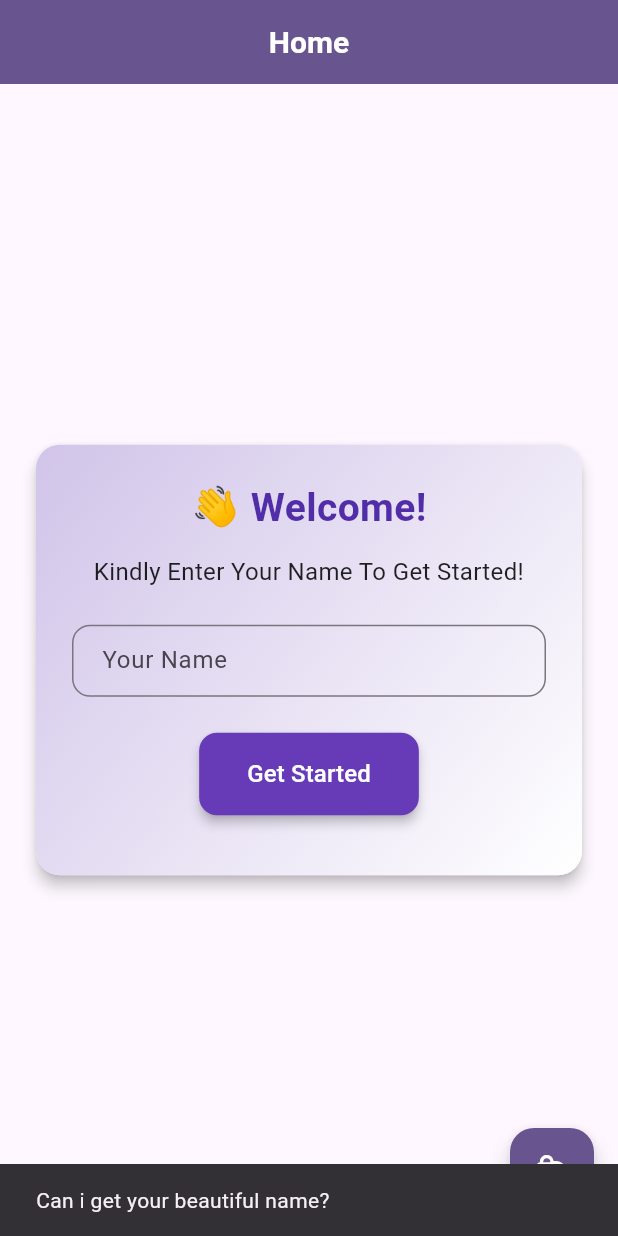
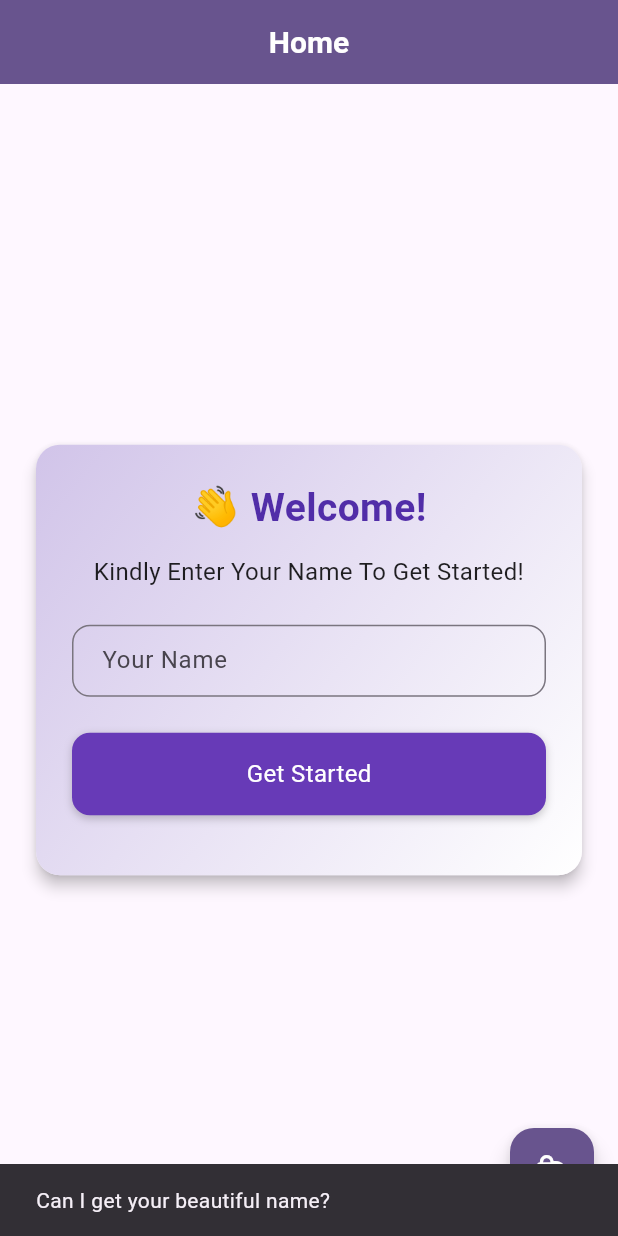
Before and after one commit to stboy99/recipe_demo_flutter, a Flutter app: the screen it shows after launch, after a tap on "Get Started", on a phone screen of 412 x 824 dp. Run offline on Flutter 3.47's test engine with Material 3 defaults, Android fonts, the phone set to English and light mode, and no system bars; our stand-ins replace firebase_auth, firebase_core, go_router, hive, hive_flutter, image_picker; accounts and stored records are empty.

Commit message:
updates on box mealPlans

```diff
--- a/lib/features/homepage.dart
+++ b/lib/features/homepage.dart
@@ -123,9 +123,11 @@ Future<void> _clearLocalDatabase() async {
   try {
     // Assuming the boxes are already opened elsewhere in your app
     final recipesBox = Hive.box<Recipe>('recipes');
+    final mealBox = Hive.box<Recipe>('mealPlans');
     // final settingsBox = Hive.box('recipeTypes');
 
     await recipesBox.clear();
+    await mealBox.clear();
     // await settingsBox.clear();
   } catch (e) {
     debugPrint('Failed to clear Hive boxes: $e');
@@ -212,39 +214,46 @@ Future<void> _clearLocalDatabase() async {
                   ),
                 ),
               const SizedBox(height: 24),
-              ElevatedButton(
-                onPressed: _isLoading
+              InkWell(
+                onTap: _isLoading
                     ? null
                     : () {
                         if (FirebaseAuth.instance.currentUser == null) {
-                          if(_nameController.text.isEmpty){
-                                  ScaffoldMessenger.of(context).showSnackBar(
-                                const SnackBar(content: Text('Can i get your beautiful name?')),
-                              );
-                              return;
+                          if (_nameController.text.isEmpty) {
+                            ScaffoldMessenger.of(context).showSnackBar(
+                              const SnackBar(content: Text('Can I get your beautiful name?')),
+                            );
+                            return;
                           }
                           _signInAnonymously();
-                        }
-                        else{
+                        } else {
                           context.go('/recipe-list');
                         }
                       },
-                style: ElevatedButton.styleFrom(
-                  backgroundColor: Colors.deepPurple,
-                  foregroundColor: Colors.white,
+                borderRadius: BorderRadius.circular(12),
+                child: Container(
                   padding: const EdgeInsets.symmetric(horizontal: 32, vertical: 16),
-                  shape: RoundedRectangleBorder(borderRadius: BorderRadius.circular(12)),
-                  elevation: 3,
+                  decoration: BoxDecoration(
+                    color: _isLoading ? Colors.deepPurple.withOpacity(0.5) : Colors.deepPurple,
+                    borderRadius: BorderRadius.circular(12),
+                    boxShadow: [
+                      BoxShadow(
+                        color: Colors.black.withOpacity(0.2),
+                        blurRadius: 4,
+                        offset: const Offset(0, 2),
+                      ),
+                    ],
+                  ),
+                  child: Center(
+                    child: Text(
+                      _isLoading ? 'Loading...' : 'Get Started',
+                      style: const TextStyle(
+                        color: Colors.white,
+                        fontSize: 16,
+                      ),
+                    ),
+                  ),
                 ),
-                child: _isLoading
-                    ? const Text(
-                        'Loading...',
-                        style: TextStyle(fontSize: 16),
-                      )
-                    : const Text(
-                        'Get Started',
-                        style: TextStyle(fontSize: 16),
-                      ),
               ),
               const SizedBox(height: 16),
               if(FirebaseAuth.instance.currentUser != null)
--- a/lib/services/database_service.dart
+++ b/lib/services/database_service.dart
@@ -14,8 +14,10 @@ class DatabaseService {
 
     await Hive.openBox<RecipeType>('recipeTypes');
     await Hive.openBox<Recipe>('recipes');
+    await Hive.openBox('mealPlans');
   }
 
   static Box<RecipeType> get recipeTypesBox => Hive.box<RecipeType>('recipeTypes');
   static Box<Recipe> get recipesBox => Hive.box<Recipe>('recipes');
+  static Box get mealPlanBox => Hive.box('mealPlans');
 }
--- a/lib/validator.dart
+++ b/lib/validator.dart
@@ -3,7 +3,7 @@ abstract class Validator<t> {
 }
 
 class DynamicValidator implements Validator<dynamic> {
-  final String message;
+  final String message; //error message
   DynamicValidator(this.message);
 
   @override
```
Also changed, not shown: lib/features/plan/screen/mealslot.dart (+45 -2 lines).
